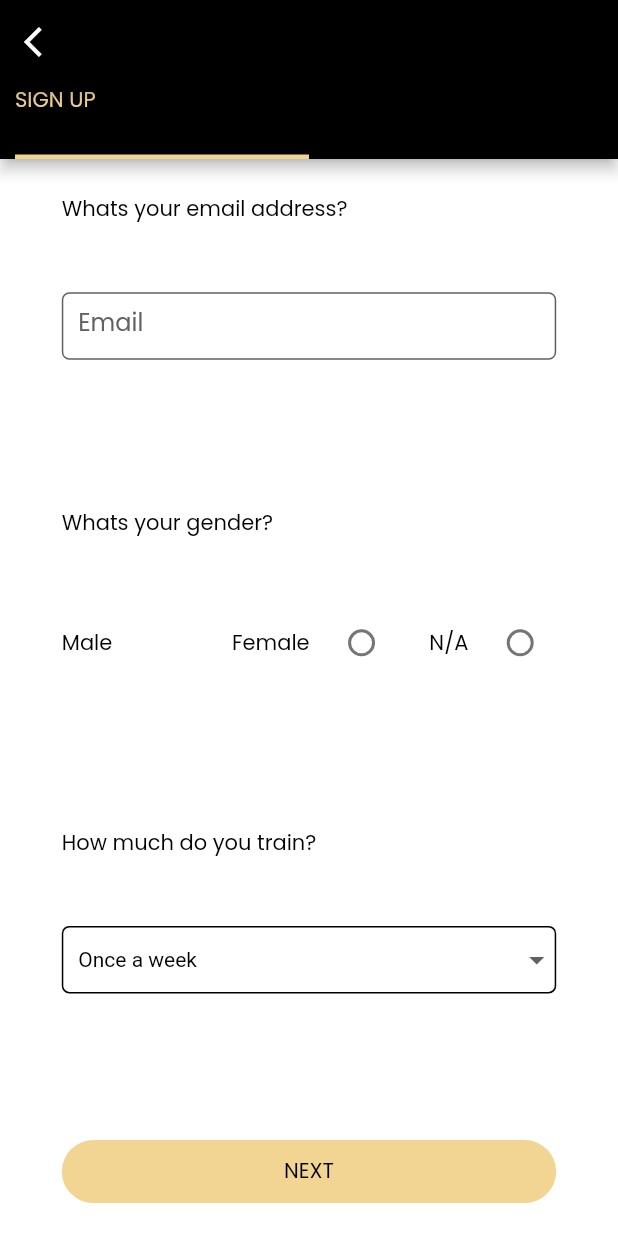
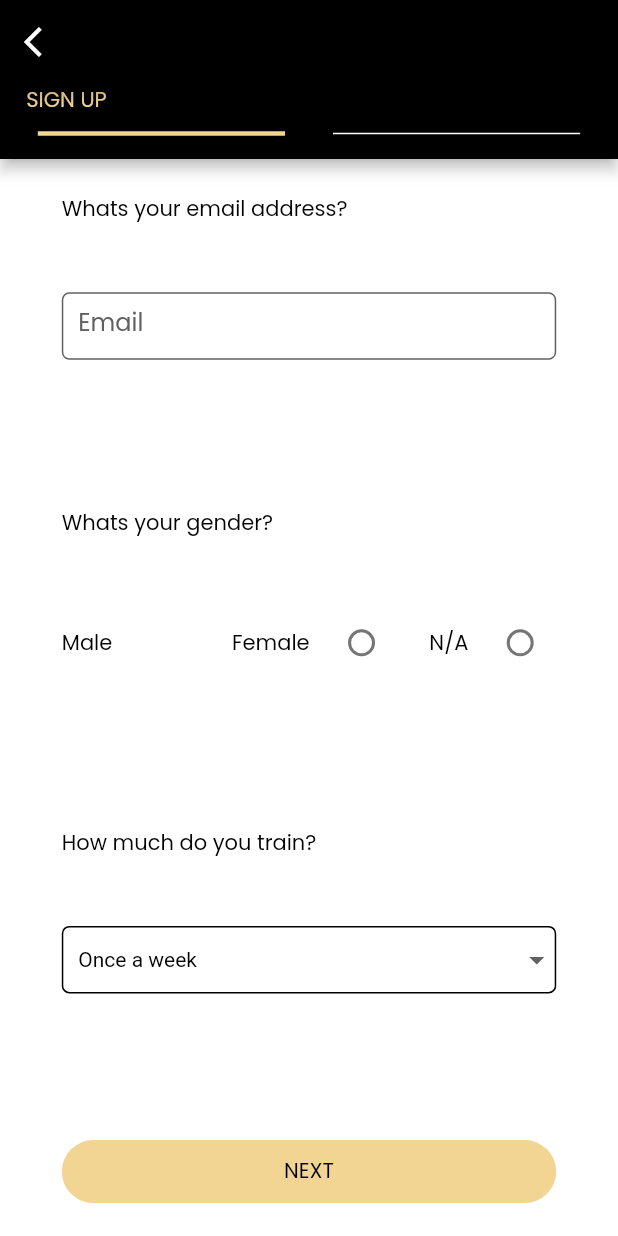
Before and after one commit to ramnim/amplify, a Flutter app: the EmailSignup screen opened directly, on a phone screen of 412 x 824 dp. Run offline on Flutter 3.47's test engine with Material 2 defaults, Android fonts, the light colour scheme and no system bars; our stand-ins replace flutter_svg, webview_flutter.

Commit message:
tabBar changes

```diff
--- a/lib/routes/email_signup.dart
+++ b/lib/routes/email_signup.dart
@@ -1,6 +1,6 @@
 import 'package:amplify/config/consts.dart';
 import 'package:flutter/material.dart';
-import 'package:amplify/config/theme.dart';
+//import 'package:amplify/config/theme.dart';
 import 'package:amplify/custom_widgets/custom_button.dart';
 import 'package:amplify/custom_widgets/custom_text.dart';
 import 'package:amplify/custom_widgets/custom_text_field.dart';
@@ -13,24 +13,25 @@ class EmailSignup extends StatefulWidget {
   _EmailSignupState createState() => _EmailSignupState();
 }
 
-class _EmailSignupState extends State<EmailSignup> {
-  int _tabIndex;
+class _EmailSignupState extends State<EmailSignup> with SingleTickerProviderStateMixin {
+  TabController _tabController;
+
   void initState() {
     super.initState();
-    _tabIndex = 0;
+    _tabController = TabController(length: 2, vsync: this,
+      initialIndex: 0, // optional, because default index is zero
+    );
+    _tabController.addListener(() {_refresh(_tabController.index);});
   }
   @override
   Widget build(BuildContext context) {
-    print ('---- emailSignup got refreshed -----');
+    double _width = MediaQuery.of(context).size.width;
     return Scaffold(
       appBar: AppBar(
         backgroundColor: Colors.black,
         leading: Icon(Icons.arrow_back_ios),
       ),
-      body: DefaultTabController (
-        initialIndex: _tabIndex,
-        length: 2,
-        child: Scaffold (
+      body: Scaffold (
         appBar: PreferredSize (
           preferredSize: Size.fromHeight(50.0),
           child: AppBar (
@@ -43,17 +44,33 @@ class _EmailSignupState extends State<EmailSignup> {
           flexibleSpace: Row (
             children: [
               SizedBox(width: 10.0,),
-                Text ('SIGN UP', style: TextStyle(color: Color(0xfff2d493))),
+              Text ('  SIGN UP', style: TextStyle(color: Color(0xfff2d493))),
             ]
           ),
           bottom: TabBar (
-              indicatorColor: Color(0xfff2d493),
-              indicatorWeight: 3,
-              indicatorPadding: EdgeInsets.only(left:10),
+            //indicatorColor: Color(0xfff2d493),
+            indicatorColor: Colors.black,
+            //indicatorWeight: 3,
+            //unselectedLabelColor: Colors.white,
+            labelColor: Colors.white,
+            //indicatorPadding: EdgeInsets.only(left:10, top:0,),
+            //labelPadding: EdgeInsets.only(bottom: 1,),
+            //indicator: BoxDecoration(border: Border.all(width: 2, color:Colors.white)),
+            //indicator: UnderlineTabIndicator (
+            //  borderSide: BorderSide(width:3.0, color: Color(0xfff2d493)),
+            //  insets: EdgeInsets.symmetric(horizontal: 16.0, vertical: 10.0)
+            //),
             tabs: [
-                Tab (child: Divider(thickness: 3,),),
-                Tab (child: Divider(thickness: 3,),),
+              Tab (child: Container(width: _width * 0.4, decoration: BoxDecoration(border: Border(bottom:BorderSide(color: Color(0xfff2d493), width:3.0))), child: Divider(thickness: 3,),),),
+              Tab (child: Container(width: _width * 0.4, decoration: BoxDecoration(border: Border(bottom:BorderSide(color: _tabController.index == 1 ? Color(0xfff2d493) : Colors.white, width:_tabController.index == 1 ? 3.0 : 1.0))), child: Divider(thickness: 3,),),),
+              //Tab (child: Container(width: _width * 0.4, decoration: BoxDecoration(border: Border(bottom:BorderSide(color:Colors.white, width:1.0))),),),
+              //Container (decoration: BoxDecoration(border:Border(bottom:BorderSide(color:Colors.white, width:1.0))), child: Tab (child: Container(width: _width * 0.4, child: Divider(thickness: 3,),),),),
+              //Container (alignment: Alignment.topCenter, child: Tab (child: Container(width: _width * 0.4, child: Divider(thickness: 3,),),),),
+              //Tab (child: Container(width: _width * 0.4, child: Divider(thickness: 3,),),),
+              //Tab (child: Divider(thickness: 3,),),
             ],
+            controller: _tabController,
+            isScrollable: true, // default false
           ),
         ),
         ),
@@ -61,16 +78,20 @@ class _EmailSignupState extends State<EmailSignup> {
           children: [
             EmailDetails(callback: _refresh,),
             passwordDetails(),
-            ]
+          ],
+          controller: _tabController,
         )
-        ),
       )
     );
+  }
+  void dispose () {
+    _tabController.dispose();
+    super.dispose();
   }
   void _refresh(int index) {
     print ('----- new index: $index -----');
     setState ( () {
-      _tabIndex = index;
+      _tabController.index = index;
     });
   }
 }
```
Also changed, not shown: lib/routes/busy_page.dart (+11 -2 lines), pubspec.lock, 1 other file. Lines whose indentation alone changed are shown as unchanged.
